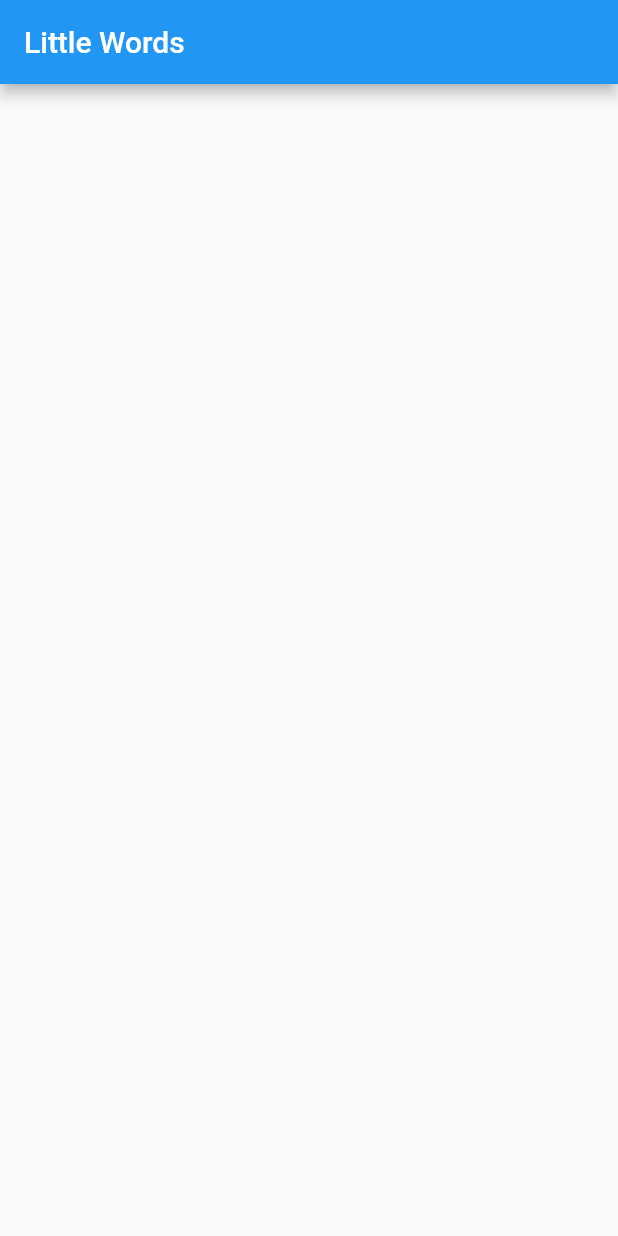
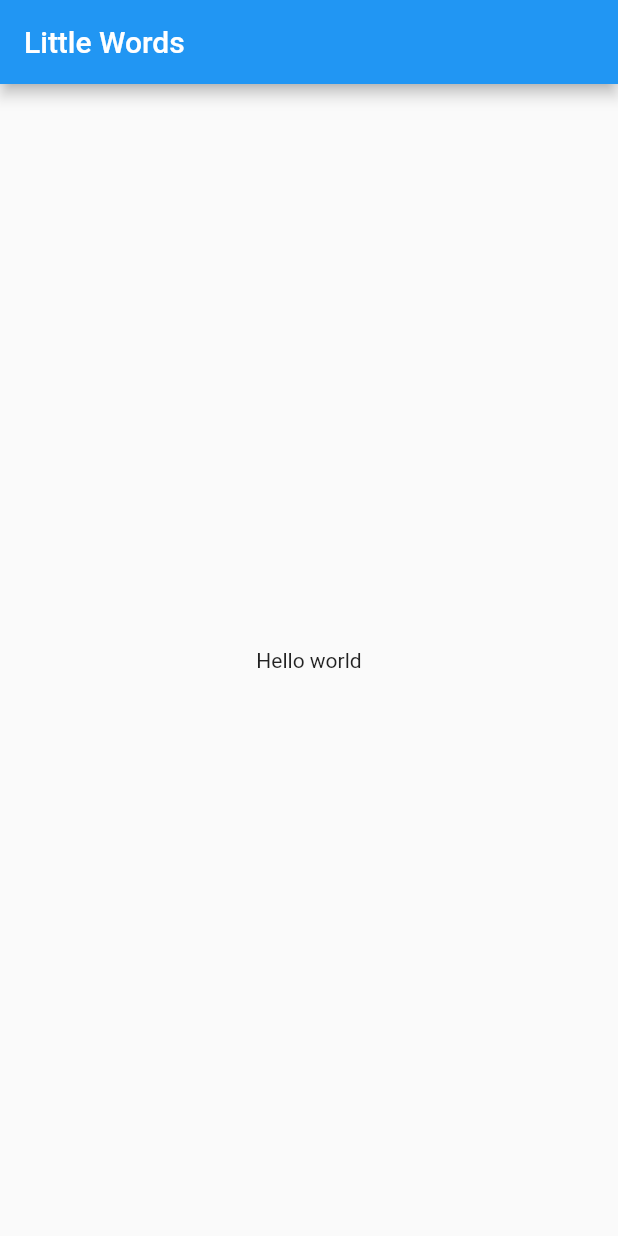
Before and after one commit to BenjaminFalcon27/Little-Words, a Flutter app: the screen it shows after launch, on a phone screen of 412 x 824 dp. Run offline on Flutter 3.47's test engine with Material 2 defaults, Android fonts, the phone set to English and light mode, and no system bars.

Commit message:
delete unused techs

```diff
--- a/lib/main.dart
+++ b/lib/main.dart
@@ -31,13 +31,7 @@ class MyHomePage extends StatefulWidget {
 }
 
 class _MyHomePageState extends State<MyHomePage> {
-  int _counter = 0;
 
-  void _incrementCounter() {
-    setState(() {
-      _counter++;
-    });
-  }
 
   @override
   Widget build(BuildContext context) {
@@ -48,7 +42,11 @@ class _MyHomePageState extends State<MyHomePage> {
       body: Center(
         child: Column(
           mainAxisAlignment: MainAxisAlignment.center,
-          children: <Widget>[],
+          children: const <Widget>[
+            Text(
+              'Hello world',
+            ),
+          ],
         ),
       ),
     );
--- a/pubspec.yaml
+++ b/pubspec.yaml
@@ -32,7 +32,6 @@ dependencies:
   flutter:
     sdk: flutter
 
-  flutter_osm_plugin: ^0.40.3+2
 
   # The following adds the Cupertino Icons font to your application.
   # Use with the CupertinoIcons class for iOS style icons.
```
Also changed, not shown: pubspec.lock, 5 other files.
